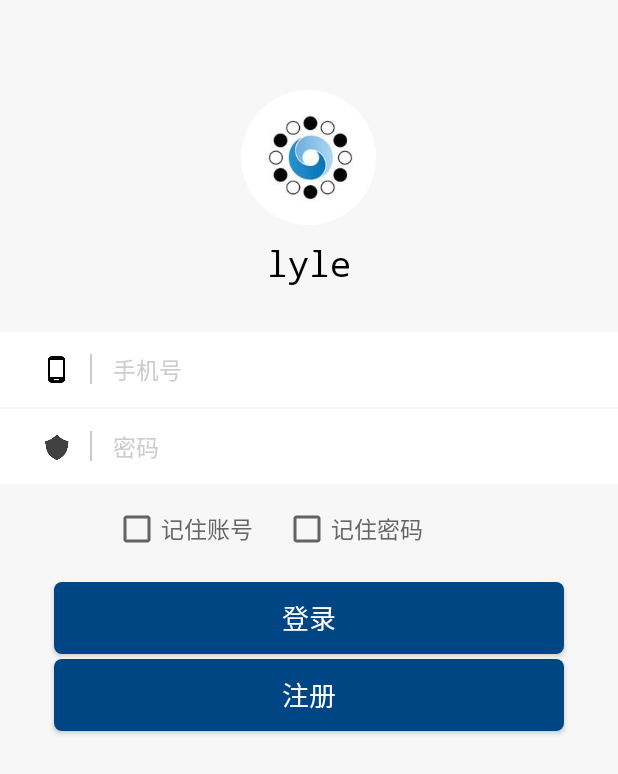
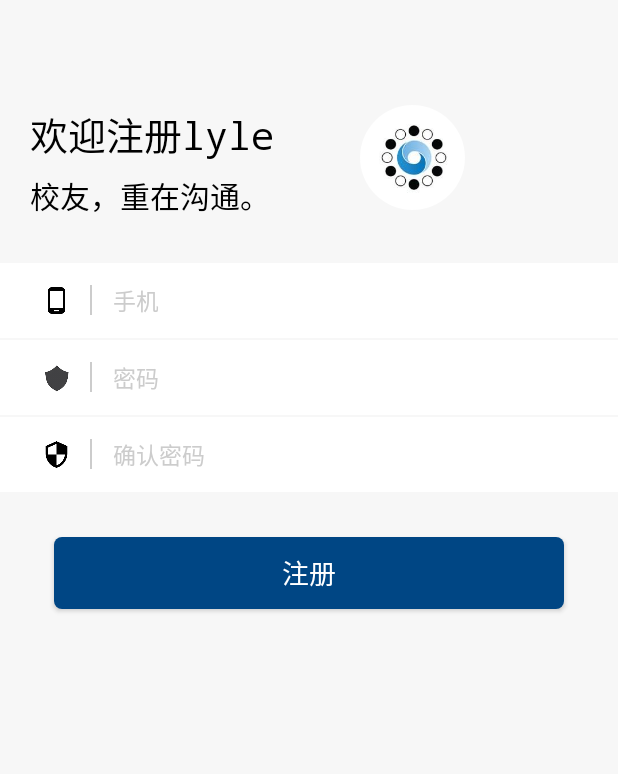
Before and after one commit to sifeng666/WuHua, an Android app: the OnlyDoRegister screen opened directly, with no data from a screen before it, on a phone screen of 412 x 824 dp. Shown: the top 774 px of the screen. Run offline under Robolectric (Android 15) with nearby library versions, the phone set to English and light mode, and no system bars; our stand-ins replace ButterKnife, CircleImageView; Roboto replaces fonts that are not available here.

Commit message:
修改了注册页面本来phone为pwd2，在登录与注册页面用bindview替换了findById

```diff
--- a/app/src/main/java/com/example/tang/wuhua/OnlyDoRegister.java
+++ b/app/src/main/java/com/example/tang/wuhua/OnlyDoRegister.java
@@ -7,41 +7,49 @@ import android.widget.Button;
 import android.widget.EditText;
 import android.widget.ImageView;
 
+import butterknife.BindView;
+import butterknife.ButterKnife;
+
 /**
  * Created by tang on 26/06/2018.
  */
 
 public class OnlyDoRegister extends AppCompatActivity {
 
-    private EditText editNameRegister;
-    private EditText editPwdRegister;
-    private EditText editPhoneRegister;
-    private ImageView imgClearNameRegister;
-    private ImageView imgClearPwdRegister;
-    private ImageView imgClearPhoneRegister;
+    @BindView(R.id.edit_name_register)
+    EditText editNameRegister;
+    @BindView(R.id.img_clear_name_register)
+    ImageView imgClearNameRegister;
+    @BindView(R.id.edit_pwd_register)
+    EditText editPwdRegister;
+    @BindView(R.id.img_clear_pwd_register)
+    ImageView imgClearPwdRegister;
+    @BindView(R.id.edit_pwd2_register)
+    EditText editPwd2Register;
+    @BindView(R.id.img_clear_pwd2_register)
+    ImageView imgClearPwd2Register;
+
+    @BindView(R.id.btn_register_register)
+    Button btnRegisterRegister;
+
+
     private String userNameRegister;
     private String userPwdRegister;
-    private String userPhoneRegister;
-    private Button bntRegister2;
+    private String userPwd2Register;
 
     @Override
     protected void onCreate(Bundle savedInstanceState) {
         super.onCreate(savedInstanceState);
         requestWindowFeature(Window.FEATURE_NO_TITLE);
-        setContentView(R.layout.activity_login);
+        setContentView(R.layout.activity_register);
+        ButterKnife.bind(this);
         init();
     }
 
-    private void init(){
-        editNameRegister = (EditText) findViewById(R.id.edit_name_register);
-        editPwdRegister = (EditText) findViewById(R.id.edit_pwd_register);
-        editPhoneRegister = (EditText) findViewById(R.id.edit_phone_register);
-        imgClearNameRegister = (ImageView) findViewById(R.id.img_clear_name_register);
-        imgClearPwdRegister = (ImageView) findViewById(R.id.img_clear_pwd_register);
-        imgClearPhoneRegister = (ImageView) findViewById(R.id.img_clear_phone_register);
+    private void init() {
 
         EditTextClearTools.addClearListener(editNameRegister, imgClearNameRegister);
         EditTextClearTools.addClearListener(editPwdRegister, imgClearPwdRegister);
-        EditTextClearTools.addClearListener(editPhoneRegister, imgClearPhoneRegister);
+        EditTextClearTools.addClearListener(editPwd2Register, imgClearPwd2Register);
     }
 }
--- a/app/src/main/res/layout/activity_register.xml
+++ b/app/src/main/res/layout/activity_register.xml
@@ -147,7 +147,7 @@
 
     </RelativeLayout>
     <RelativeLayout
-        android:id="@+id/layout_phone_register"
+        android:id="@+id/layout_pwd2_register"
         android:layout_width="wrap_content"
         android:layout_height="wrap_content"
         android:layout_below="@id/layout_pwd_register"
@@ -155,7 +155,7 @@
         android:background="@drawable/rectangle_edittext">
 
         <ImageView
-            android:id="@+id/img_phone_icon_register"
+            android:id="@+id/img_pwd2_icon_register"
             android:layout_width="50dp"
             android:layout_height="50dp"
             android:layout_centerVertical="true"
@@ -165,21 +165,21 @@
             android:src="@mipmap/ic_security_36pt_3x" />
 
         <View
-            android:id="@+id/view_phone_register"
+            android:id="@+id/view_pwd2_register"
             android:layout_width="1dp"
             android:layout_height="20dp"
             android:layout_centerVertical="true"
             android:layout_marginLeft="10dp"
-            android:layout_toRightOf="@id/img_phone_icon_register"
+            android:layout_toRightOf="@id/img_pwd2_icon_register"
             android:background="@color/colorCursor" />
 
         <EditText
-            android:id="@+id/edit_phone_register"
+            android:id="@+id/edit_pwd2_register"
             android:layout_width="match_parent"
             android:layout_height="30dp"
             android:layout_centerVertical="true"
             android:layout_marginLeft="10dp"
-            android:layout_toRightOf="@id/view_phone_register"
+            android:layout_toRightOf="@id/view_pwd2_register"
             android:background="@null"
             android:drawablePadding="5dp"
             android:ems="19"
@@ -190,7 +190,7 @@
             android:textSize="15sp" />
 
         <ImageView
-            android:id="@+id/img_clear_phone_register"
+            android:id="@+id/img_clear_pwd2_register"
             android:layout_width="wrap_content"
             android:layout_height="wrap_content"
             android:layout_alignParentRight="true"
@@ -204,7 +204,7 @@
         android:id="@+id/btn_register_register"
         android:layout_width="340dp"
         android:layout_height="wrap_content"
-        android:layout_below="@id/layout_phone_register"
+        android:layout_below="@id/layout_pwd2_register"
         android:layout_centerHorizontal="true"
         android:layout_marginTop="30dp"
         android:background="@drawable/round_corner_bg"
```
Also changed, not shown: app/src/main/java/com/example/tang/wuhua/LoginAndRegister.java (+24 -15 lines).
